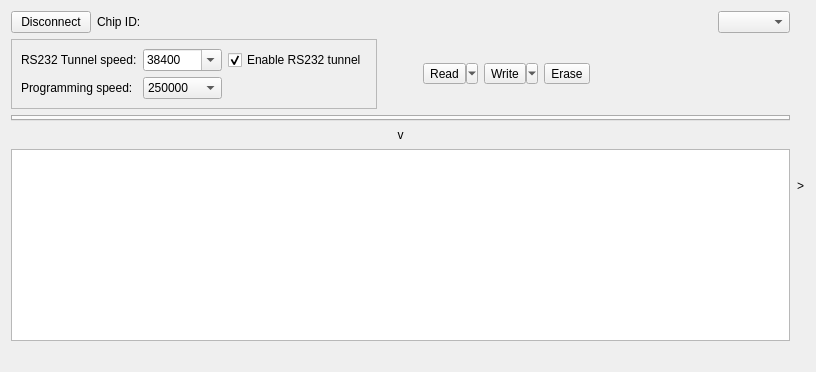
The window that src/LorrisShupito/lorrisshupito.ui (Tasssadar/Lorris) describes before a commit, drawn with Qt 5.
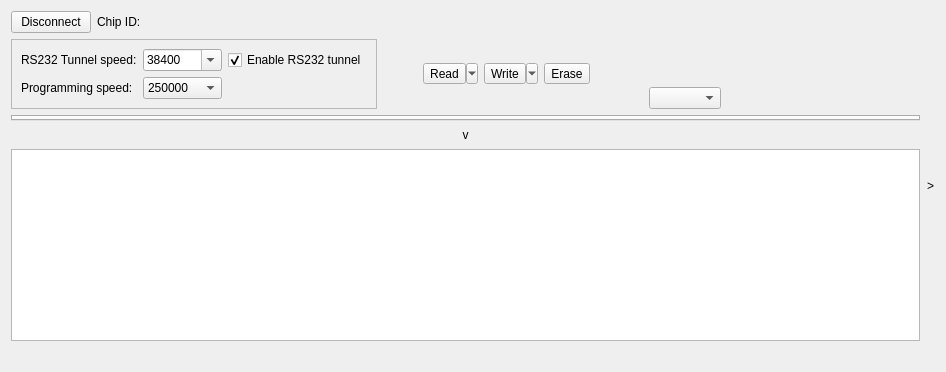
The same window after the commit. Icons and pictures are not drawn.

The edit to the form file:
```diff
--- a/src/LorrisShupito/lorrisshupito.ui
+++ b/src/LorrisShupito/lorrisshupito.ui
@@ -6,7 +6,7 @@
    <rect>
     <x>0</x>
     <y>0</y>
-    <width>816</width>
+    <width>946</width>
     <height>372</height>
    </rect>
   </property>
@@ -15,7 +15,7 @@
   </property>
   <layout class="QHBoxLayout" name="mainLayout">
    <item>
-    <layout class="QVBoxLayout" name="verticalLayout" stretch="0,0,0,4,0,0">
+    <layout class="QVBoxLayout" name="verticalLayout_2" stretch="0,0,4,0,0,0">
      <item>
       <layout class="QHBoxLayout" name="horizontalLayout">
        <item>
@@ -55,24 +55,10 @@
          </property>
         </spacer>
        </item>
-       <item>
-        <widget class="QLabel" name="vccLabel">
-         <property name="text">
-          <string/>
-         </property>
-        </widget>
-       </item>
-       <item>
-        <widget class="QComboBox" name="vddBox">
-         <property name="sizeAdjustPolicy">
-          <enum>QComboBox::AdjustToContents</enum>
-         </property>
-        </widget>
-       </item>
       </layout>
      </item>
      <item>
-      <layout class="QHBoxLayout" name="horizontalLayout_2">
+      <layout class="QHBoxLayout" name="horizontalLayout_3">
        <item>
         <widget class="QFrame" name="frame">
          <property name="frameShape">
@@ -311,6 +297,61 @@
          </property>
         </widget>
        </item>
+       <item>
+        <spacer name="horizontalSpacer_4">
+         <property name="orientation">
+          <enum>Qt::Horizontal</enum>
+         </property>
+         <property name="sizeType">
+          <enum>QSizePolicy::Fixed</enum>
+         </property>
+         <property name="sizeHint" stdset="0">
+          <size>
+           <width>40</width>
+           <height>20</height>
+          </size>
+         </property>
+        </spacer>
+       </item>
+       <item>
+        <layout class="QVBoxLayout" name="verticalLayout">
+         <item>
+          <widget class="QLabel" name="vccLabel">
+           <property name="font">
+            <font>
+             <pointsize>12</pointsize>
+             <weight>75</weight>
+             <bold>true</bold>
+            </font>
+           </property>
+           <property name="text">
+            <string/>
+           </property>
+           <property name="alignment">
+            <set>Qt::AlignCenter</set>
+           </property>
+          </widget>
+         </item>
+         <item>
+          <layout class="QHBoxLayout" name="horizontalLayout_2">
+           <item>
+            <widget class="QLabel" name="engineLabel">
+             <property name="text">
+              <string notr="true"/>
+             </property>
+            </widget>
+           </item>
+           <item>
+            <widget class="QComboBox" name="vddBox">
+             <property name="sizeAdjustPolicy">
+              <enum>QComboBox::AdjustToContents</enum>
+             </property>
+            </widget>
+           </item>
+          </layout>
+         </item>
+        </layout>
+       </item>
        <item>
         <spacer name="horizontalSpacer_3">
          <property name="orientation">
```
Left out of the diff: 5 changed lines with no effect on the pictures.
